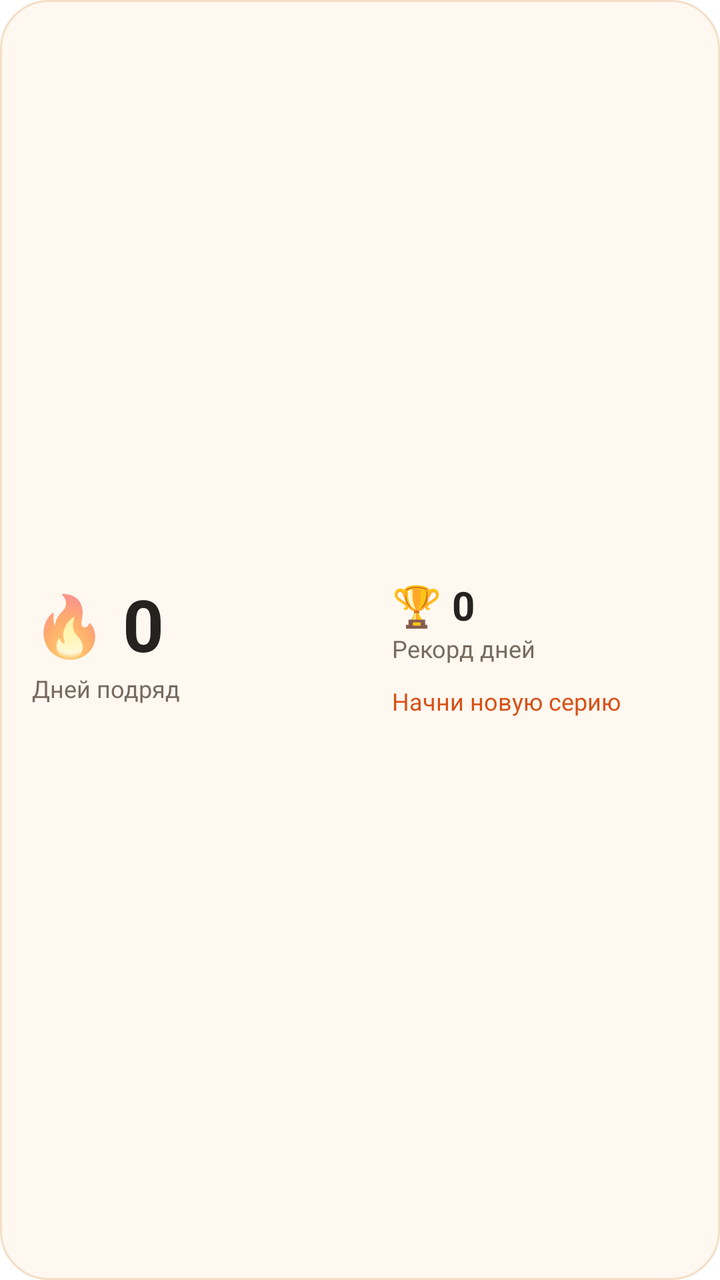
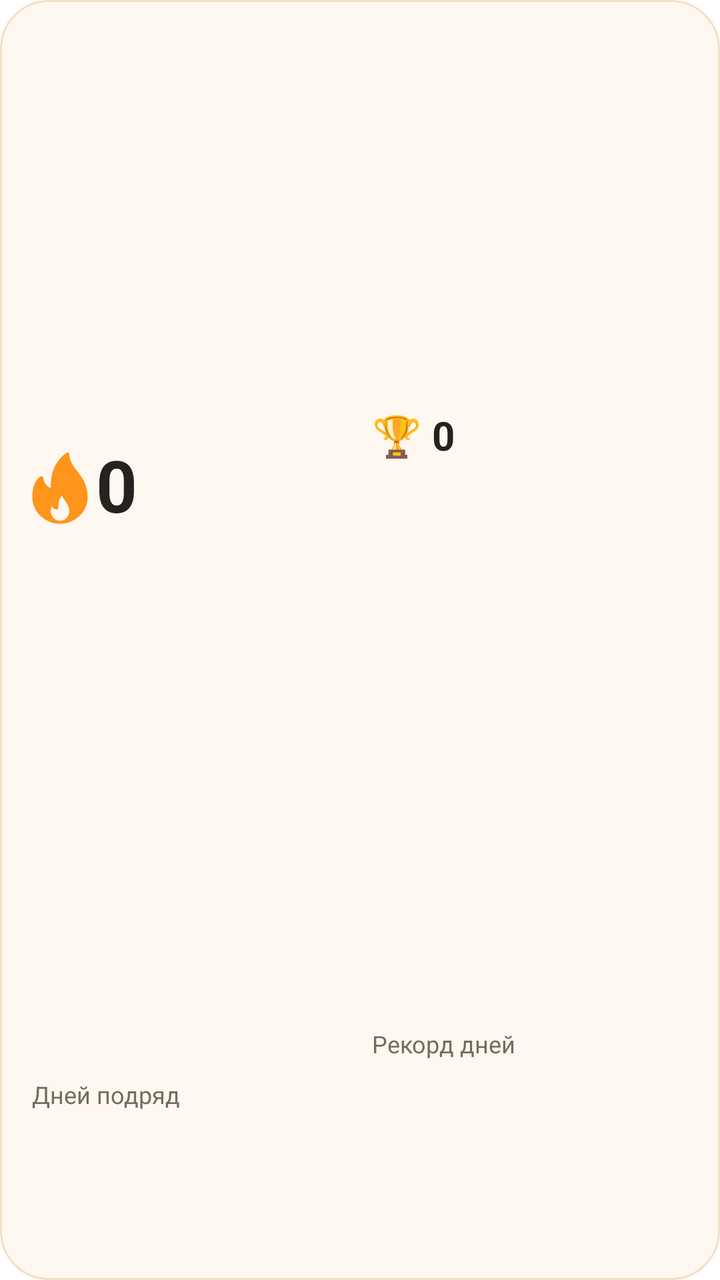

Compare the two renders of this Android layout. The source of the first and the diff that turns it into the second are given below.
<!-- AndroidManifest.xml: fallback theme Theme.MaterialComponents.DayNight.NoActionBar -->
<!-- res/layout/streak_widget_wide.xml -->
<?xml version="1.0" encoding="utf-8"?>
<LinearLayout xmlns:android="http://schemas.android.com/apk/res/android"
    android:id="@+id/streak_root" android:layout_width="match_parent" android:layout_height="match_parent"
    android:orientation="horizontal" android:gravity="center_vertical" android:padding="16dp"
    android:background="@drawable/streak_widget_background">
    <LinearLayout android:layout_width="0dp" android:layout_weight="1" android:layout_height="match_parent" android:orientation="vertical" android:gravity="center_vertical">
    <LinearLayout android:layout_width="match_parent" android:layout_height="wrap_content" android:gravity="center_vertical">
        <TextView android:id="@+id/streak_flame" android:layout_width="wrap_content" android:layout_height="wrap_content" android:text="🔥" android:textSize="30sp" android:importantForAccessibility="no" />
        <TextView android:id="@+id/streak_current" android:layout_width="0dp" android:layout_weight="1" android:layout_height="wrap_content" android:layout_marginStart="8dp" android:text="0" android:textSize="36sp" android:textStyle="bold" android:textColor="@color/streak_widget_text" android:maxLines="1" android:autoSizeTextType="uniform" android:autoSizeMinTextSize="18sp" android:autoSizeMaxTextSize="36sp" android:autoSizeStepGranularity="1sp" />
    </LinearLayout>
    <TextView android:id="@+id/streak_label" android:layout_width="match_parent" android:layout_height="wrap_content" android:text="@string/currentLabel" android:textSize="12sp" android:textColor="@color/streak_widget_secondary" android:maxLines="2" />
    </LinearLayout>
    <LinearLayout android:layout_width="0dp" android:layout_weight="1" android:layout_height="match_parent" android:orientation="vertical" android:gravity="center_vertical" android:paddingStart="16dp">
    <TextView android:id="@+id/streak_best" android:layout_width="match_parent" android:layout_height="wrap_content" android:layout_marginTop="8dp" android:text="🏆 0" android:textSize="20sp" android:textStyle="bold" android:textColor="@color/streak_widget_text" android:maxLines="1" android:autoSizeTextType="uniform" android:autoSizeMinTextSize="12sp" android:autoSizeMaxTextSize="20sp" android:autoSizeStepGranularity="1sp" />
    <TextView android:id="@+id/streak_best_label" android:layout_width="match_parent" android:layout_height="wrap_content" android:text="@string/bestLabel" android:textSize="12sp" android:textColor="@color/streak_widget_secondary" android:maxLines="2" />
    <TextView android:id="@+id/streak_status" android:layout_width="match_parent" android:layout_height="wrap_content" android:layout_marginTop="10dp" android:text="@string/startLabel" android:textSize="12sp" android:textColor="@color/streak_widget_accent" android:maxLines="2" android:visibility="visible" />
    </LinearLayout>
</LinearLayout>
<!-- resources referenced by this layout -->
<resources>
  <color name="streak_widget_accent">#D85117</color>
  <color name="streak_widget_secondary">#776B60</color>
  <color name="streak_widget_text">#25221F</color>
  <!-- drawable streak_widget_background (drawable) -->
  <shape xmlns:android="http://schemas.android.com/apk/res/android" android:shape="rectangle">
      <solid android:color="@color/streak_widget_background" />
      <corners android:radius="24dp" />
      <stroke android:width="1dp" android:color="@color/streak_widget_border" />
  </shape>
  <string name="bestLabel">Рекорд дней</string>
  <string name="currentLabel">Дней подряд</string>
  <string name="startLabel">Начни новую серию</string>
  <color name="streak_widget_background">#FFF8F0</color>
  <color name="streak_widget_border">#F5DEC7</color>
</resources>

<!-- the commit's change to res/layout/streak_widget_wide.xml (unified diff, before → after) -->
@@ -1,18 +1,122 @@
 <?xml version="1.0" encoding="utf-8"?>
-<LinearLayout xmlns:android="http://schemas.android.com/apk/res/android"
-    android:id="@+id/streak_root" android:layout_width="match_parent" android:layout_height="match_parent"
-    android:orientation="horizontal" android:gravity="center_vertical" android:padding="16dp"
+<LinearLayout
+    xmlns:android="http://schemas.android.com/apk/res/android"
+    android:id="@+id/streak_root"
+    android:layout_width="match_parent"
+    android:layout_height="match_parent"
+    android:orientation="vertical"
+    android:padding="16dp"
     android:background="@drawable/streak_widget_background">
-    <LinearLayout android:layout_width="0dp" android:layout_weight="1" android:layout_height="match_parent" android:orientation="vertical" android:gravity="center_vertical">
-    <LinearLayout android:layout_width="match_parent" android:layout_height="wrap_content" android:gravity="center_vertical">
-        <TextView android:id="@+id/streak_flame" android:layout_width="wrap_content" android:layout_height="wrap_content" android:text="🔥" android:textSize="30sp" android:importantForAccessibility="no" />
-        <TextView android:id="@+id/streak_current" android:layout_width="0dp" android:layout_weight="1" android:layout_height="wrap_content" android:layout_marginStart="8dp" android:text="0" android:textSize="36sp" android:textStyle="bold" android:textColor="@color/streak_widget_text" android:maxLines="1" android:autoSizeTextType="uniform" android:autoSizeMinTextSize="18sp" android:autoSizeMaxTextSize="36sp" android:autoSizeStepGranularity="1sp" />
+    <LinearLayout
+        android:layout_width="match_parent"
+        android:layout_height="0dp"
+        android:layout_weight="1"
+        android:orientation="horizontal">
+        <LinearLayout
+            android:layout_width="0dp"
+            android:layout_height="match_parent"
+            android:orientation="vertical"
+            android:layout_weight="1">
+            <LinearLayout
+                android:layout_width="match_parent"
+                android:layout_height="0dp"
+                android:layout_weight="3"
+                android:orientation="horizontal"
+                android:gravity="center_vertical">
+                <ImageView
+                android:id="@+id/streak_flame"
+                android:layout_width="28dp"
+                android:layout_height="match_parent"
+                android:src="@drawable/streak_widget_flame"
+                android:scaleType="fitCenter"
+                android:importantForAccessibility="no" />
+                <TextView
+                    android:id="@+id/streak_current"
+                    android:layout_width="0dp"
+                    android:layout_height="match_parent"
+                    android:text="0"
+                    android:textSize="36sp"
+                    android:textColor="@color/streak_widget_text"
+                    android:maxLines="1"
+                    android:includeFontPadding="false"
+                    android:gravity="center_vertical"
+                    android:autoSizeTextType="uniform"
+                    android:autoSizeMinTextSize="5sp"
+                    android:autoSizeMaxTextSize="36sp"
+                    android:autoSizeStepGranularity="1sp"
+                    android:layout_weight="1"
+                    android:textStyle="bold"
+                    android:layout_marginStart="4dp" />
+            </LinearLayout>
+            <TextView
+                android:id="@+id/streak_label"
+                android:layout_width="match_parent"
+                android:layout_height="0dp"
+                android:text="@string/currentLabel"
+                android:textSize="12sp"
+                android:textColor="@color/streak_widget_secondary"
+                android:maxLines="1"
+                android:includeFontPadding="false"
+                android:gravity="center_vertical"
+                android:autoSizeTextType="uniform"
+                android:autoSizeMinTextSize="5sp"
+                android:autoSizeMaxTextSize="12sp"
+                android:autoSizeStepGranularity="1sp"
+                android:layout_weight="1" />
+        </LinearLayout>
+        <LinearLayout
+            android:layout_width="0dp"
+            android:layout_height="match_parent"
+            android:orientation="vertical"
+            android:layout_weight="1"
+            android:layout_marginStart="12dp">
+            <TextView
+                android:id="@+id/streak_best"
+                android:layout_width="match_parent"
+                android:layout_height="0dp"
+                android:text="🏆 0"
+                android:textSize="20sp"
+                android:textColor="@color/streak_widget_text"
+                android:maxLines="1"
+                android:includeFontPadding="false"
+                android:gravity="center_vertical"
+                android:autoSizeTextType="uniform"
+                android:autoSizeMinTextSize="5sp"
+                android:autoSizeMaxTextSize="20sp"
+                android:autoSizeStepGranularity="1sp"
+                android:layout_weight="2"
+                android:textStyle="bold" />
+            <TextView
+                android:id="@+id/streak_best_label"
+                android:layout_width="match_parent"
+                android:layout_height="0dp"
+                android:text="@string/bestLabel"
+                android:textSize="12sp"
+                android:textColor="@color/streak_widget_secondary"
+                android:maxLines="1"
+                android:includeFontPadding="false"
+                android:gravity="center_vertical"
+                android:autoSizeTextType="uniform"
+                android:autoSizeMinTextSize="5sp"
+                android:autoSizeMaxTextSize="12sp"
+                android:autoSizeStepGranularity="1sp"
+                android:layout_weight="1" />
+        </LinearLayout>
     </LinearLayout>
-    <TextView android:id="@+id/streak_label" android:layout_width="match_parent" android:layout_height="wrap_content" android:text="@string/currentLabel" android:textSize="12sp" android:textColor="@color/streak_widget_secondary" android:maxLines="2" />
-    </LinearLayout>
-    <LinearLayout android:layout_width="0dp" android:layout_weight="1" android:layout_height="match_parent" android:orientation="vertical" android:gravity="center_vertical" android:paddingStart="16dp">
-    <TextView android:id="@+id/streak_best" android:layout_width="match_parent" android:layout_height="wrap_content" android:layout_marginTop="8dp" android:text="🏆 0" android:textSize="20sp" android:textStyle="bold" android:textColor="@color/streak_widget_text" android:maxLines="1" android:autoSizeTextType="uniform" android:autoSizeMinTextSize="12sp" android:autoSizeMaxTextSize="20sp" android:autoSizeStepGranularity="1sp" />
-    <TextView android:id="@+id/streak_best_label" android:layout_width="match_parent" android:layout_height="wrap_content" android:text="@string/bestLabel" android:textSize="12sp" android:textColor="@color/streak_widget_secondary" android:maxLines="2" />
-    <TextView android:id="@+id/streak_status" android:layout_width="match_parent" android:layout_height="wrap_content" android:layout_marginTop="10dp" android:text="@string/startLabel" android:textSize="12sp" android:textColor="@color/streak_widget_accent" android:maxLines="2" android:visibility="visible" />
-    </LinearLayout>
+    <TextView
+        android:id="@+id/streak_status"
+        android:layout_width="match_parent"
+        android:layout_height="28dp"
+        android:text="@string/startLabel"
+        android:textSize="12sp"
+        android:textColor="@color/streak_widget_accent"
+        android:maxLines="2"
+        android:includeFontPadding="false"
+        android:gravity="center_vertical"
+        android:autoSizeTextType="uniform"
+        android:autoSizeMinTextSize="5sp"
+        android:autoSizeMaxTextSize="12sp"
+        android:autoSizeStepGranularity="1sp"
+        android:layout_marginTop="4dp"
+        android:visibility="gone" />
 </LinearLayout>
<!-- resource entries referenced after the edit -->
@@ -9,6 +9,15 @@
       <corners android:radius="24dp" />
       <stroke android:width="1dp" android:color="@color/streak_widget_border" />
   </shape>
+  <!-- drawable streak_widget_flame (drawable) -->
+  <vector xmlns:android="http://schemas.android.com/apk/res/android"
+      android:width="28dp" android:height="36dp"
+      android:viewportWidth="388" android:viewportHeight="516">
+      <group android:translateX="-62" android:translateY="2">
+          <path android:fillColor="#FF951B"
+              android:pathData="M446.906,299.769c-5.865-76.359-41.417-124.21-72.781-166.436C345.083,94.241,320,60.483,320,10.685 c0-4-2.24-7.656-5.792-9.489c-3.563-1.844-7.844-1.542-11.083,0.812c-47.104,33.706-86.406,90.515-100.135,144.719 c-9.531,37.737-10.792,80.161-10.969,108.18c-43.5-9.291-53.354-74.359-53.458-75.068c-0.49-3.375-2.552-6.312-5.552-7.916 c-3.031-1.583-6.594-1.698-9.667-0.177c-2.281,1.104-55.99,28.394-59.115,137.355C64.01,312.726,64,316.362,64,319.997 c0,105.857,86.135,191.987,192,191.987c0.146,0.01,0.302,0.031,0.427,0c0.042,0,0.083,0,0.135,0 C362.167,511.681,448,425.667,448,319.997C448,314.674,446.906,299.769,446.906,299.769z M256,490.652 c-35.292,0-64-30.581-64-68.172c0-1.281-0.01-2.573,0.083-4.156c0.427-15.853,3.438-26.675,6.74-33.873 c6.188,13.291,17.25,25.509,35.219,25.509c5.896,0,10.667-4.771,10.667-10.666c0-15.186,0.313-32.706,4.094-48.518 c3.365-14.02,11.406-28.936,21.594-40.893c4.531,15.52,13.365,28.081,21.99,40.341c12.344,17.54,25.104,35.675,27.344,66.6 c0.135,1.833,0.271,3.677,0.271,5.656C320,460.07,291.292,490.652,256,490.652z" />
+      </group>
+  </vector>
   <string name="bestLabel">Рекорд дней</string>
   <string name="currentLabel">Дней подряд</string>
   <string name="startLabel">Начни новую серию</string>
